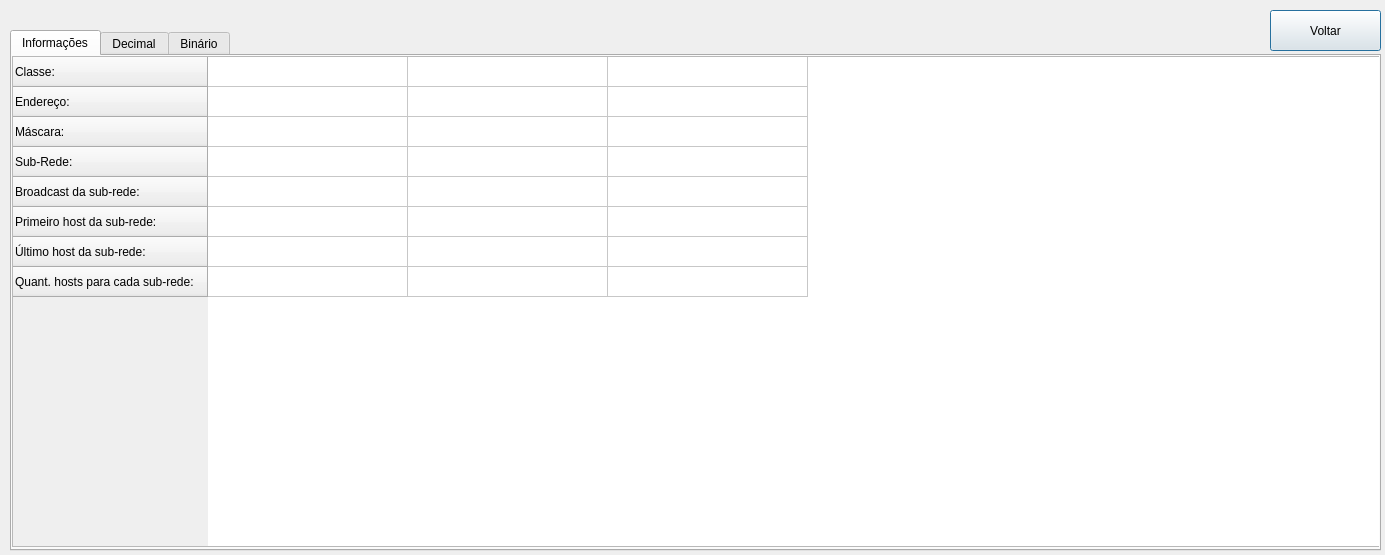
Before: the Qt Designer form telaresultados.ui in danilloism/calculadoraIPv4, drawn with Qt 5.
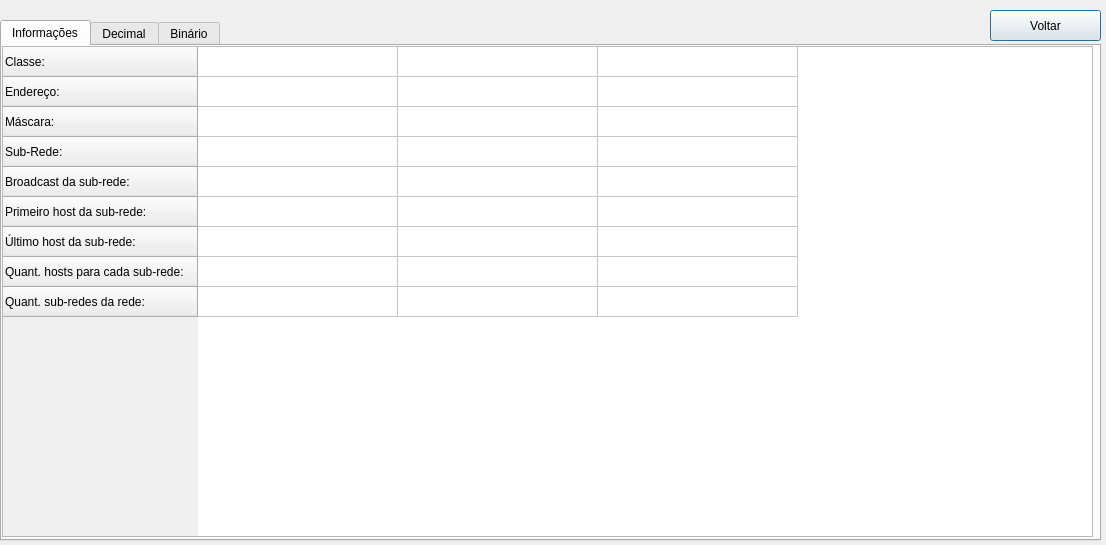
After: the same form once the commit is applied.

The edit to the form file:
```diff
--- a/telaresultados.ui
+++ b/telaresultados.ui
@@ -6,8 +6,8 @@
    <rect>
     <x>0</x>
     <y>0</y>
-    <width>1385</width>
-    <height>555</height>
+    <width>1106</width>
+    <height>545</height>
    </rect>
   </property>
   <property name="windowTitle">
@@ -16,9 +16,9 @@
   <widget class="QTabWidget" name="tabWidget">
    <property name="geometry">
     <rect>
-     <x>10</x>
-     <y>30</y>
-     <width>1371</width>
+     <x>0</x>
+     <y>20</y>
+     <width>1101</width>
      <height>521</height>
     </rect>
    </property>
@@ -34,7 +34,7 @@
       <rect>
        <x>0</x>
        <y>0</y>
-       <width>1371</width>
+       <width>1091</width>
        <height>491</height>
       </rect>
      </property>
@@ -90,6 +90,11 @@
        <string>Quant. hosts para cada sub-rede:</string>
       </property>
      </row>
+     <row>
+      <property name="text">
+       <string>Quant. sub-redes da rede:</string>
+      </property>
+     </row>
      <column/>
      <column/>
      <column/>
@@ -209,10 +214,10 @@
   <widget class="QPushButton" name="pushButton">
    <property name="geometry">
     <rect>
-     <x>1270</x>
+     <x>990</x>
      <y>10</y>
      <width>111</width>
-     <height>41</height>
+     <height>31</height>
     </rect>
    </property>
    <property name="text">
```
Left out of the diff: 9 changed lines with no effect on the pictures.
